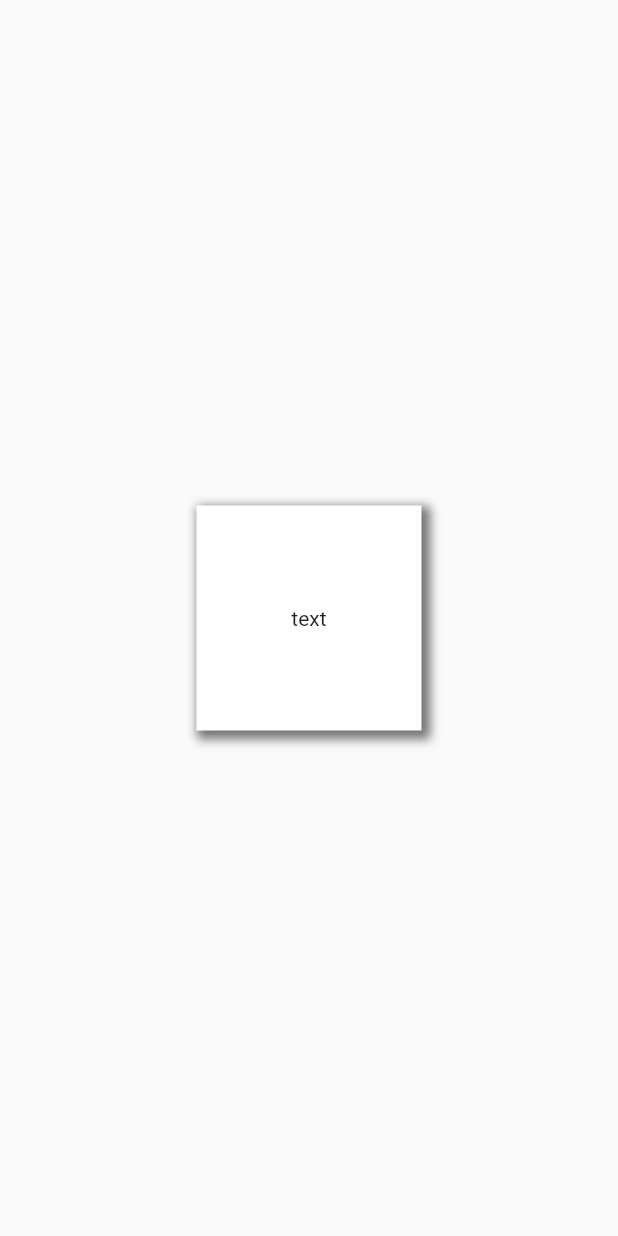
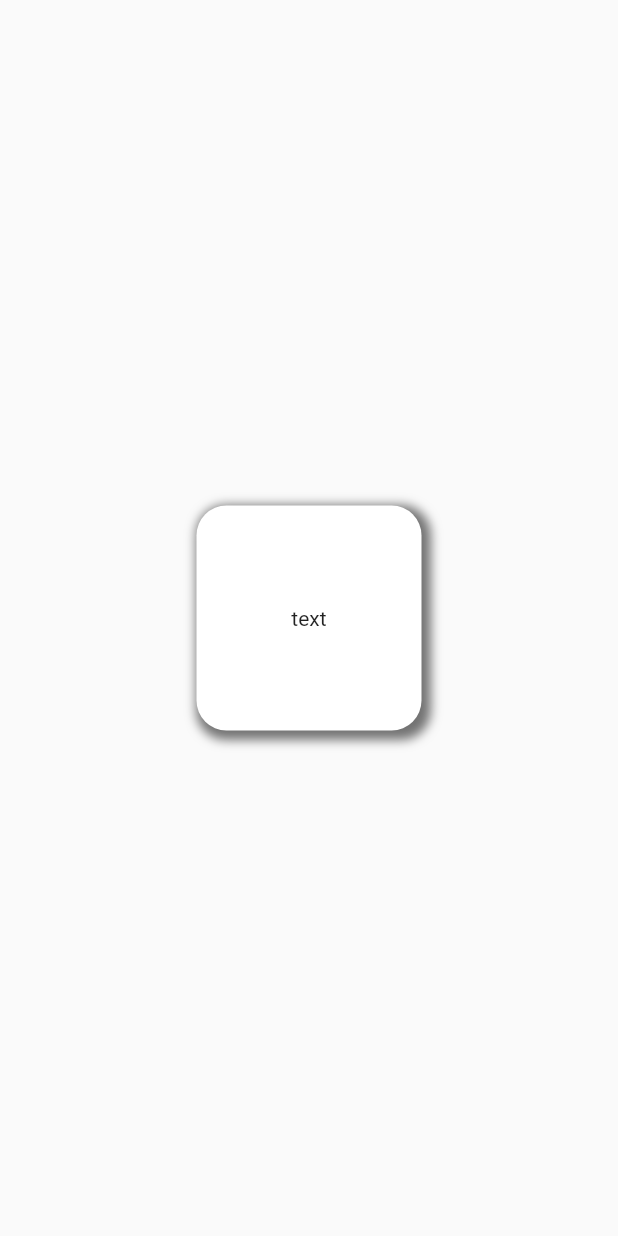
Before and after one commit to Hhanri/puzzle, a Flutter app: the screen it shows after launch, on a phone screen of 412 x 824 dp. Run offline on Flutter 3.47's test engine with Material 2 defaults, Android fonts, the phone set to English and light mode, and no system bars; our stand-ins replace bloc.

Commit message:
PuzzlePieceWidget onTap

```diff
--- a/lib/pages/game_page.dart
+++ b/lib/pages/game_page.dart
@@ -10,7 +10,11 @@ class GamePage extends StatelessWidget {
     final piece = PuzzlePieceModel(text: "text", number: 2);
     return Scaffold(
       body: Center(
-        child: PuzzlePieceWidget(puzzlePiece: piece),
+        child: PuzzlePieceWidget(
+          puzzlePiece: piece,
+          onTap: () {
+          }
+        ),
       ),
     );
   }
--- a/lib/widgets/puzzle_piece_widget.dart
+++ b/lib/widgets/puzzle_piece_widget.dart
@@ -2,17 +2,28 @@ import 'package:flutter/material.dart';
 import 'package:puzzle/models/puzzle_piece_model.dart';
 
 class PuzzlePieceWidget extends StatelessWidget {
+  final VoidCallback onTap;
   final PuzzlePieceModel puzzlePiece;
   const PuzzlePieceWidget({
-    Key? key, required this.puzzlePiece
+    Key? key,
+    required this.puzzlePiece,
+    required this.onTap
   }) : super(key: key);
 
   @override
   Widget build(BuildContext context) {
-    return Container(
+    return InkWell(
+      onTap: onTap,
+      splashColor: Colors.transparent,
+      highlightColor: Colors.transparent,
+      hoverColor: Colors.transparent,
+      splashFactory: NoSplash.splashFactory,
+      enableFeedback: false,
+      child: Container(
         height: 150,
         width: 150,
         decoration: const BoxDecoration(
+          borderRadius: BorderRadius.all(Radius.circular(20)),
           color: Colors.white,
           boxShadow: [
             BoxShadow(
@@ -29,6 +40,7 @@ class PuzzlePieceWidget extends StatelessWidget {
             textAlign: TextAlign.center,
           ),
         ),
+      ),
     );
   }
 }
```
Lines whose indentation alone changed are shown as unchanged.
